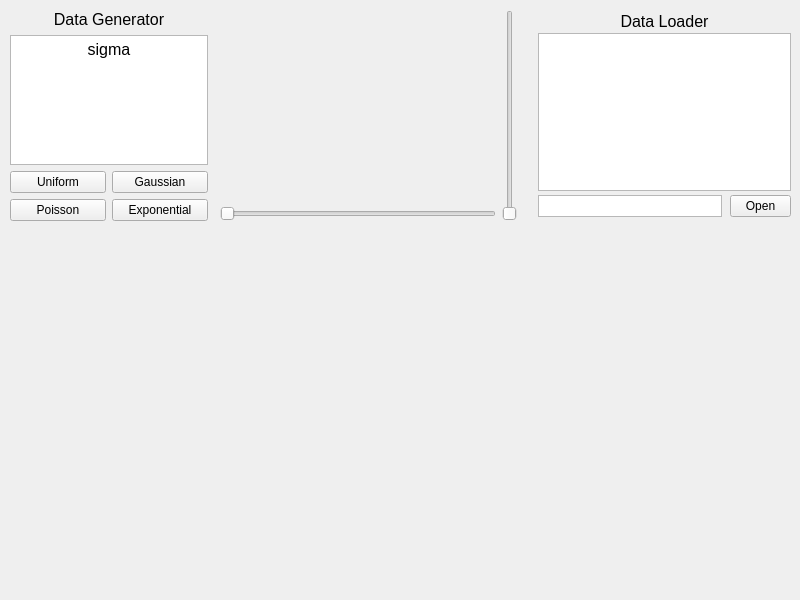
This is src/mainwindow.ui in Karenina-na/Sorting as Qt 5 draws it before an edit. The edited form follows.
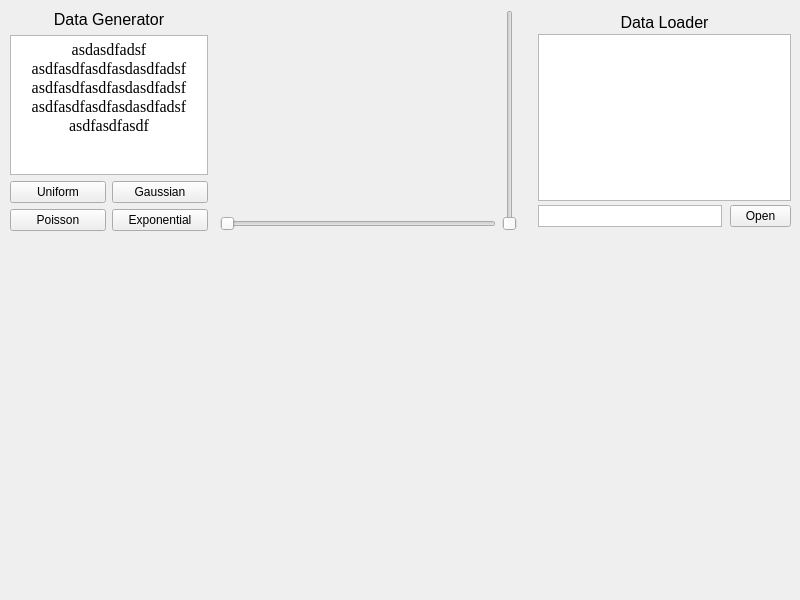
This is the edited form. Icons and pictures are not drawn.

Commit message: Realize data interaction between the parent and child windows for data probability distribution generation in Qt.

The edit to the form file:
```diff
--- a/src/mainwindow.ui
+++ b/src/mainwindow.ui
@@ -48,7 +48,7 @@
       <x>10</x>
       <y>10</y>
       <width>781</width>
-      <height>211</height>
+      <height>221</height>
      </rect>
     </property>
     <layout class="QHBoxLayout" name="Data_layout" stretch="24,1,12">
@@ -84,12 +84,40 @@
           <widget class="QTextBrowser" name="data_input_parameter_show">
            <property name="font">
             <font>
+             <family>Times New Roman</family>
              <pointsize>12</pointsize>
+             <kerning>true</kerning>
+             <hintingpreference>PreferDefaultHinting</hintingpreference>
             </font>
            </property>
            <property name="cursor" stdset="0">
             <cursorShape>ArrowCursor</cursorShape>
            </property>
+           <property name="styleSheet">
+            <string notr="true"/>
+           </property>
+           <property name="lineWidth">
+            <number>1</number>
+           </property>
+           <property name="verticalScrollBarPolicy">
+            <enum>Qt::ScrollBarAlwaysOff</enum>
+           </property>
+           <property name="horizontalScrollBarPolicy">
+            <enum>Qt::ScrollBarAlwaysOff</enum>
+           </property>
+           <property name="markdown">
+            <string>asdasdfadsf
+
+asdfasdfasdfasdasdfadsf
+
+asdfasdfasdfasdasdfadsf
+
+asdfasdfasdfasdasdfadsf
+
+asdfasdfasdf
+
+</string>
+           </property>
            <property name="html">
             <string>&lt;!DOCTYPE HTML PUBLIC &quot;-//W3C//DTD HTML 4.0//EN&quot; &quot;http://www.w3.org/TR/REC-html40/strict.dtd&quot;&gt;
 &lt;html&gt;&lt;head&gt;&lt;meta name=&quot;qrichtext&quot; content=&quot;1&quot; /&gt;&lt;meta charset=&quot;utf-8&quot; /&gt;&lt;style type=&quot;text/css&quot;&gt;
@@ -97,8 +125,12 @@
 hr { height: 1px; border-width: 0; }
 li.unchecked::marker { content: &quot;\2610&quot;; }
 li.checked::marker { content: &quot;\2612&quot;; }
-&lt;/style&gt;&lt;/head&gt;&lt;body style=&quot; font-family:'Microsoft YaHei UI'; font-size:12pt; font-weight:400; font-style:normal;&quot;&gt;
-&lt;p align=&quot;center&quot; style=&quot; margin-top:12px; margin-bottom:12px; margin-left:0px; margin-right:0px; -qt-block-indent:0; text-indent:0px;&quot;&gt;sigma&lt;/p&gt;&lt;/body&gt;&lt;/html&gt;</string>
+&lt;/style&gt;&lt;/head&gt;&lt;body style=&quot; font-family:'Times New Roman'; font-size:12pt; font-weight:400; font-style:normal;&quot;&gt;
+&lt;p align=&quot;center&quot; style=&quot; margin-top:0px; margin-bottom:0px; margin-left:0px; margin-right:0px; -qt-block-indent:0; text-indent:0px;&quot;&gt;asdasdfadsf&lt;/p&gt;
+&lt;p align=&quot;center&quot; style=&quot; margin-top:0px; margin-bottom:0px; margin-left:0px; margin-right:0px; -qt-block-indent:0; text-indent:0px;&quot;&gt;asdfasdfasdfasdasdfadsf&lt;/p&gt;
+&lt;p align=&quot;center&quot; style=&quot; margin-top:0px; margin-bottom:0px; margin-left:0px; margin-right:0px; -qt-block-indent:0; text-indent:0px;&quot;&gt;asdfasdfasdfasdasdfadsf&lt;/p&gt;
+&lt;p align=&quot;center&quot; style=&quot; margin-top:0px; margin-bottom:0px; margin-left:0px; margin-right:0px; -qt-block-indent:0; text-indent:0px;&quot;&gt;asdfasdfasdfasdasdfadsf&lt;/p&gt;
+&lt;p align=&quot;center&quot; style=&quot; margin-top:0px; margin-bottom:0px; margin-left:0px; margin-right:0px; -qt-block-indent:0; text-indent:0px;&quot;&gt;asdfasdfasdf&lt;/p&gt;&lt;/body&gt;&lt;/html&gt;</string>
            </property>
           </widget>
          </item>
```
The commit also changes 5 other files.
